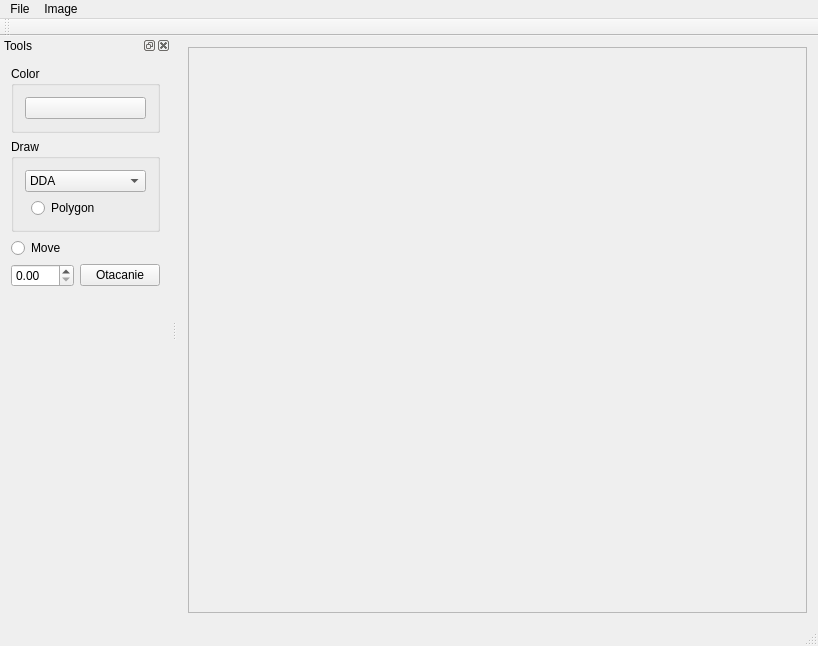
Above: ImageViewer.ui from mavik3/pg before the change. Below: the same form after it.
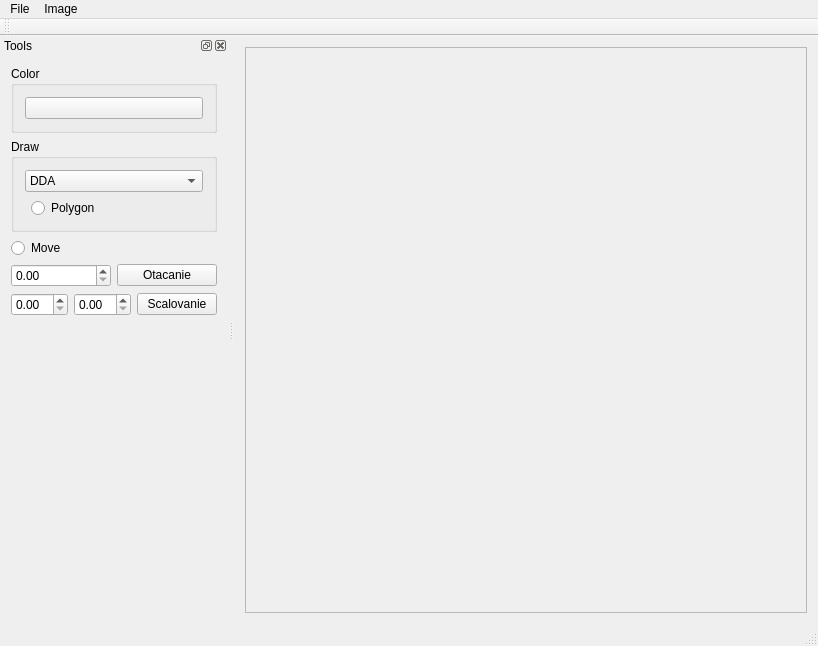
That is the form after the change.

Commit message: zaciatok scale

What changed in the file:
```diff
--- a/ImageViewer.ui
+++ b/ImageViewer.ui
@@ -25,7 +25,7 @@
         <rect>
          <x>0</x>
          <y>0</y>
-         <width>633</width>
+         <width>569</width>
          <height>565</height>
         </rect>
        </property>
@@ -164,6 +164,23 @@
        </item>
       </layout>
      </item>
+     <item>
+      <layout class="QHBoxLayout" name="horizontalLayout_3">
+       <item>
+        <widget class="QDoubleSpinBox" name="spinX"/>
+       </item>
+       <item>
+        <widget class="QDoubleSpinBox" name="spinY"/>
+       </item>
+       <item>
+        <widget class="QPushButton" name="Scale">
+         <property name="text">
+          <string>Scalovanie</string>
+         </property>
+        </widget>
+       </item>
+      </layout>
+     </item>
      <item>
       <spacer name="verticalSpacer">
        <property name="orientation">
```
The commit also changes 4 other files.
